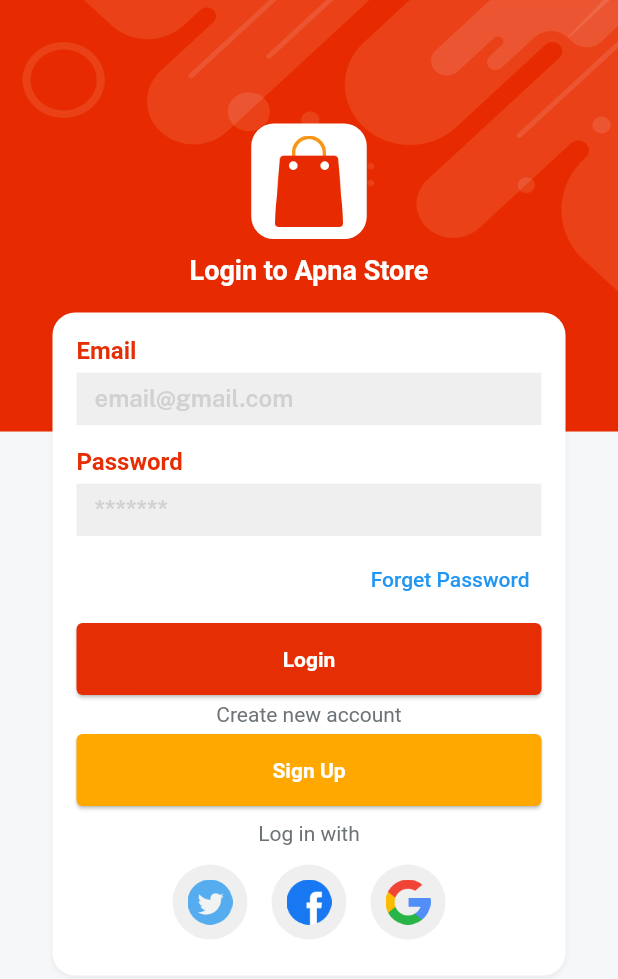
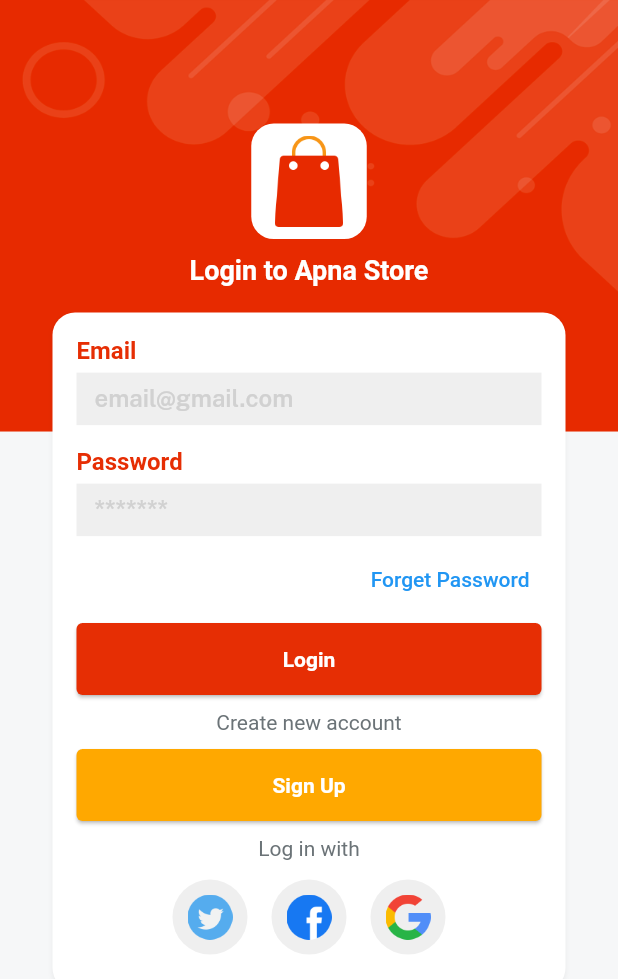
Before and after one commit to atultiwari7388/apna-store, a Flutter app: the LoginAuthScreen screen opened directly, after a tap on "Login", on a phone screen of 412 x 824 dp. Shown: the top 979 px of the screen. Run offline on Flutter 3.47's test engine with Material 2 defaults, Android fonts, the phone set to English and light mode, and no system bars; our stand-ins replace get, velocity_x.

Commit message:
creating signup screen && bottom navigation bar && home screen top section

```diff
--- /dev/null
+++ b/lib/Frontend/controllers/home_controller.controllers.frontend.dart
@@ -0,0 +1,5 @@
+import 'package:get/get.dart';
+
+class HomeController extends GetxController {
+  var currentNavIndex = 0.obs;
+}
--- a/lib/Frontend/view/auth/login/login.auth.view.frontend.dart
+++ b/lib/Frontend/view/auth/login/login.auth.view.frontend.dart
@@ -1,5 +1,7 @@
 import 'package:ecommerce_store/Frontend/utils/const/const.dart';
 import 'package:ecommerce_store/Frontend/utils/const/list.dart';
+import 'package:ecommerce_store/Frontend/view/auth/Signup/signup.auth.view.frontend.dart';
+import 'package:ecommerce_store/Frontend/view/bottomNavbar/main.view.frontend.dart';
 import 'package:ecommerce_store/Frontend/widgets/custom_text_field.widgets.dart';
 import 'package:get/get.dart';
 import '../../../widgets/app_logo.widgets.dart';
@@ -62,11 +64,19 @@ class _LoginAuthScreenState extends State<LoginAuthScreen> {
                     ),
                   ),
                   5.heightBox,
-                  customButton(onPress: () {}, title: login, color: redColor),
-                  5.heightBox,
+                  customButton(
+                      onPress: () => Get.to(() => const MainScreen()),
+                      title: login,
+                      color: redColor),
+                  10.heightBox,
                   createNewAccount.text.color(fontGrey).make(),
-                  5.heightBox,
-                  customButton(onPress: () {}, title: signUp, color: golden),
+                  10.heightBox,
+                  customButton(
+                      onPress: () {
+                        Get.to(() => const SignupAuthScreen());
+                      },
+                      title: signUp,
+                      color: golden),
                   10.heightBox,
                   loginWith.text.color(fontGrey).make(),
                   5.heightBox,
--- /dev/null
+++ b/lib/Frontend/view/bottomNavbar/main.view.frontend.dart
@@ -0,0 +1,61 @@
+import 'package:ecommerce_store/Frontend/controllers/home_controller.controllers.frontend.dart';
+import 'package:ecommerce_store/Frontend/utils/const/const.dart';
+import 'package:ecommerce_store/Frontend/view/account/account_screen.view.frontend.dart';
+import 'package:ecommerce_store/Frontend/view/cart/cart_screen.view.frontend.dart';
+import 'package:ecommerce_store/Frontend/view/category/category_screen.view.frontend.dart';
+import 'package:ecommerce_store/Frontend/view/home/home_screen.view.frontend.dart';
+import 'package:get/get.dart';
+
+class MainScreen extends StatelessWidget {
+  const MainScreen({Key? key}) : super(key: key);
+
+  @override
+  Widget build(BuildContext context) {
+    //initialize homeController
+
+    var homeController = Get.put(HomeController());
+
+    var navBarItems = [
+      BottomNavigationBarItem(
+          icon: Image.asset(icHome, width: 26), label: home),
+      BottomNavigationBarItem(
+          icon: Image.asset(icCategories, width: 26), label: categories),
+      BottomNavigationBarItem(
+          icon: Image.asset(icCart, width: 26), label: cart),
+      BottomNavigationBarItem(
+          icon: Image.asset(icProfile, width: 26), label: account),
+    ];
+
+    var navBody = [
+      const HomeScreen(),
+      const CategoriesScreen(),
+      const CartScreen(),
+      const AccountScreen(),
+    ];
+
+    return Scaffold(
+      body: Column(
+        children: [
+          Obx(
+            () => Expanded(
+              child: navBody.elementAt(homeController.currentNavIndex.value),
+            ),
+          ),
+        ],
+      ),
+      bottomNavigationBar: Obx(
+        () => BottomNavigationBar(
+          currentIndex: homeController.currentNavIndex.value,
+          type: BottomNavigationBarType.fixed,
+          backgroundColor: Colors.white,
+          selectedItemColor: redColor,
+          selectedLabelStyle: const TextStyle(fontFamily: semibold),
+          items: navBarItems,
+          onTap: (value) {
+            homeController.currentNavIndex.value = value;
+          },
+        ),
+      ),
+    );
+  }
+}
--- /dev/null
+++ b/lib/Frontend/view/home/components/featured_product.components.home.view.frontend.dart
@@ -0,0 +1,5 @@
+import 'package:ecommerce_store/Frontend/utils/const/const.dart';
+
+Widget featuredBoxesProduct() {
+  return Row();
+}
--- /dev/null
+++ b/lib/Frontend/view/home/home_screen.view.frontend.dart
@@ -0,0 +1,140 @@
+import 'package:ecommerce_store/Frontend/utils/const/const.dart';
+import 'package:ecommerce_store/Frontend/widgets/custom_square_button.widgets.dart';
+
+import '../../utils/const/list.dart';
+
+class HomeScreen extends StatelessWidget {
+  const HomeScreen({Key? key}) : super(key: key);
+
+  @override
+  Widget build(BuildContext context) {
+    return Container(
+      height: context.screenHeight,
+      width: context.screenWidth,
+      color: lightGrey,
+      padding: const EdgeInsets.only(left: 8, right: 8, top: 12),
+      child: SafeArea(
+        child: Column(
+          children: [
+            //search bar
+            Container(
+              alignment: Alignment.center,
+              height: 60,
+              color: lightGrey,
+              child: TextFormField(
+                decoration: const InputDecoration(
+                  suffixIcon: Icon(Icons.search),
+                  filled: true,
+                  fillColor: whiteColor,
+                  hintText: searchAnything,
+                  hintStyle: TextStyle(color: textfieldGrey),
+                ),
+              ),
+            ),
+            10.heightBox,
+            Expanded(
+              child: SingleChildScrollView(
+                physics: const BouncingScrollPhysics(),
+                child: Column(
+                  children: [
+                    //swiper banner
+                    VxSwiper.builder(
+                        aspectRatio: 16 / 9,
+                        autoPlay: true,
+                        height: 150,
+                        enlargeCenterPage: true,
+                        itemCount: homeScreenBrandsSlider.length,
+                        itemBuilder: (context, index) {
+                          return Image.asset(
+                            homeScreenBrandsSlider[index],
+                            fit: BoxFit.cover,
+                          )
+                              .box
+                              .rounded
+                              .clip(Clip.antiAlias)
+                              .margin(const EdgeInsets.symmetric(horizontal: 8))
+                              .make();
+                        }),
+                    10.heightBox,
+                    //deal and flash section
+                    Row(
+                      mainAxisAlignment: MainAxisAlignment.spaceEvenly,
+                      children: List.generate(
+                        2,
+                        (index) => customSquareButton(
+                          height: context.screenHeight * 0.16,
+                          width: context.screenWidth / 2.5,
+                          icon: index == 0 ? icTodaysDeal : icFlashDeal,
+                          title: index == 0 ? todayDeal : flashSale,
+                        ),
+                      ),
+                    ),
+                    10.heightBox,
+                    //2nd slider section
+                    VxSwiper.builder(
+                        aspectRatio: 16 / 9,
+                        autoPlay: true,
+                        height: 150,
+                        enlargeCenterPage: true,
+                        itemCount: homeScreenBrandsSecondSlider.length,
+                        itemBuilder: (context, index) {
+                          return Image.asset(
+                            homeScreenBrandsSecondSlider[index],
+                            fit: BoxFit.cover,
+                          )
+                              .box
+                              .rounded
+                              .clip(Clip.antiAlias)
+                              .margin(const EdgeInsets.symmetric(horizontal: 8))
+                              .make();
+                        }),
+                    10.heightBox,
+                    Row(
+                      mainAxisAlignment: MainAxisAlignment.spaceEvenly,
+                      children: List.generate(
+                        3,
+                        (index) => customSquareButton(
+                          height: context.screenHeight * 0.16,
+                          width: context.screenWidth / 3.5,
+                          icon: index == 0
+                              ? icTopCategories
+                              : index == 1
+                                  ? icBrands
+                                  : icTopSeller,
+                          title: index == 0
+                              ? topCategories
+                              : index == 1
+                                  ? brand
+                                  : topSellers,
+                        ),
+                      ),
+                    ),
+                    20.heightBox,
+                    //feature categories
+
+                    Align(
+                      alignment: Alignment.centerLeft,
+                      child: featuredCategories.text
+                          .color(darkFontGrey)
+                          .size(18)
+                          .semiBold
+                          .make(),
+                    ),
+
+                    20.heightBox,
+
+                    Row(
+                      children: List.generate(3, (index) => Column()).toList(),
+                    ),
+
+                    100.heightBox
+                  ],
+                ),
+              ),
+            ),
+          ],
+        ),
+      ),
+    );
+  }
+}
--- /dev/null
+++ b/lib/Frontend/widgets/custom_square_button.widgets.dart
@@ -0,0 +1,13 @@
+import 'package:ecommerce_store/Frontend/utils/const/const.dart';
+
+Widget customSquareButton(
+    {width, height, icon, required String title, onPress}) {
+  return Column(
+    mainAxisAlignment: MainAxisAlignment.center,
+    children: [
+      Image.asset(icon, width: 26),
+      5.heightBox,
+      title.text.semiBold.color(darkFontGrey).make(),
+    ],
+  ).box.rounded.white.size(width, height).make();
+}
```
Also changed, not shown: lib/Frontend/utils/const/list.dart (+16 -0 lines), lib/Frontend/utils/const/strings.dart (+21 -0 lines), lib/Frontend/view/account/account_screen.view.frontend.dart (added, +10 -0 lines), lib/Frontend/view/auth/Signup/signup.auth.view.frontend.dart (added, +146 -0 lines), lib/Frontend/view/cart/cart_screen.view.frontend.dart (added, +10 -0 lines), lib/Frontend/view/category/category_screen.view.frontend.dart (added, +10 -0 lines).
